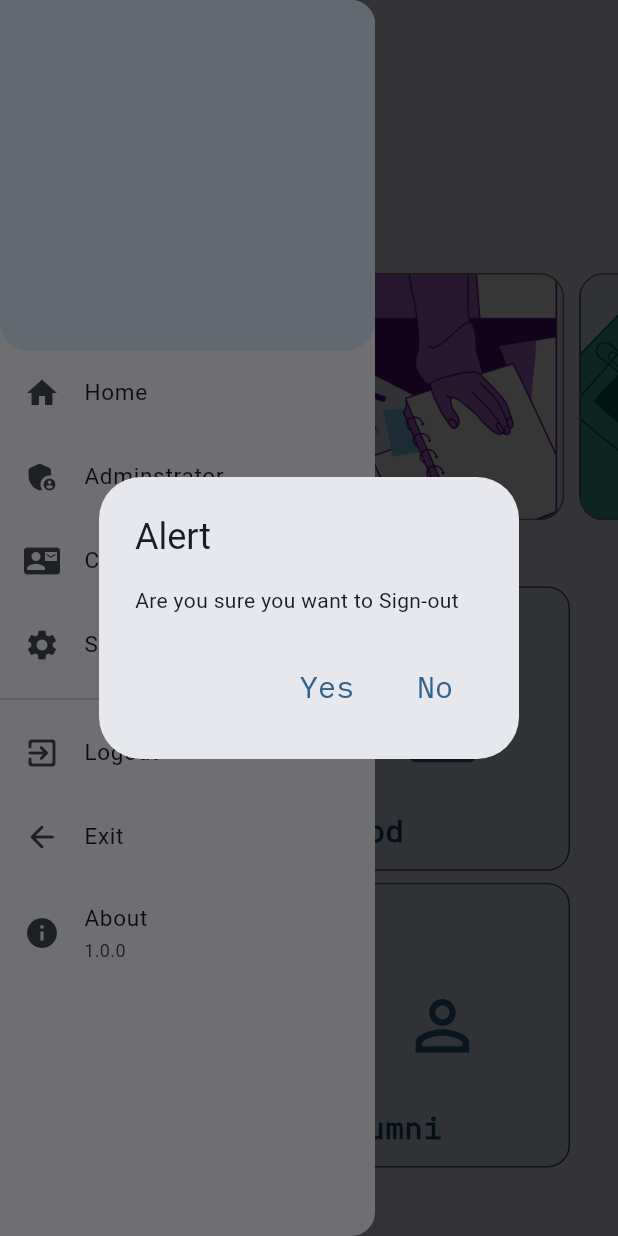
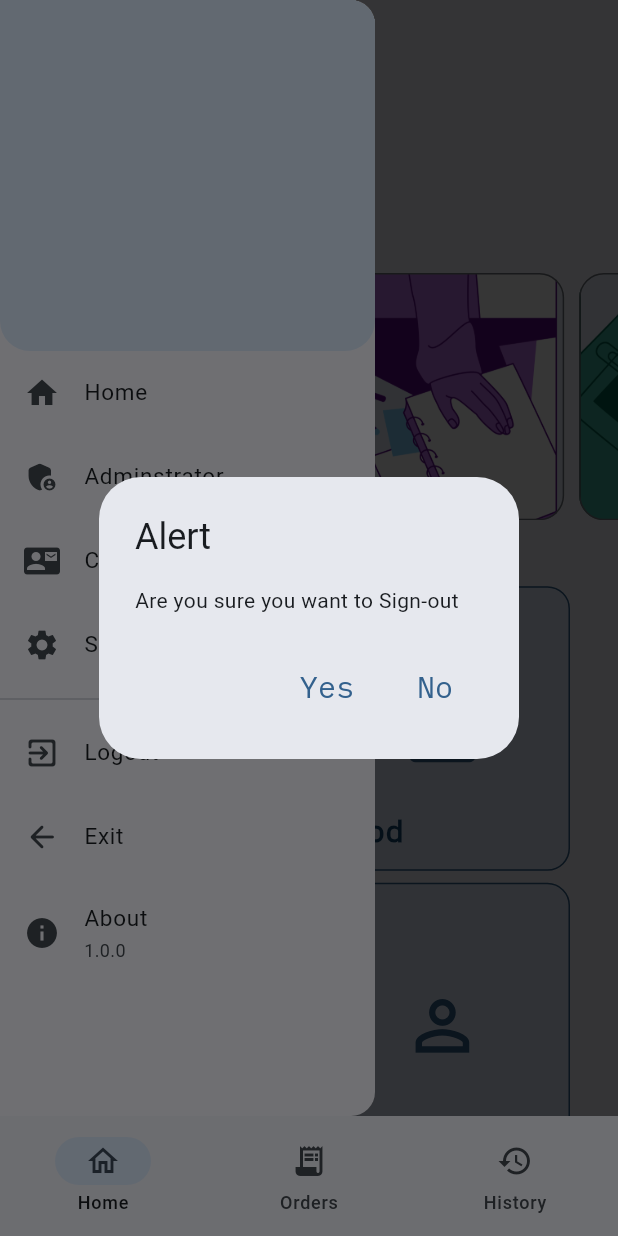
Before and after one commit to Cscreed3131/cliff, a Flutter app: the AppDrawer widget shown alone on an empty page, opened directly, after a tap on "Home", after a tap on the "menu" icon, after a tap on "Logout", on a phone screen of 412 x 824 dp. Run offline on Flutter 3.47's test engine with Material 2 defaults, Android fonts, the phone set to English and light mode, and no system bars; drawn by our look-alikes of carousel_slider, dynamic_color; our stand-ins replace animate_do, cloud_firestore, firebase_auth, firebase_core, firebase_storage, flutter_riverpod and 1 more; accounts and stored records are empty; network calls fail.

Commit message:
fiexed a bug where bottom bar was not showing

```diff
--- a/lib/screens/Auth/auth_screen.dart
+++ b/lib/screens/Auth/auth_screen.dart
@@ -1,4 +1,4 @@
-import 'package:cliff/screens/Home/home_screen.dart';
+import 'package:cliff/widgets/homescreenwidget/bottom_navigation_bar.dart';
 import 'package:flutter/material.dart';
 import 'package:firebase_auth/firebase_auth.dart';
 import 'package:cliff/screens/Auth/singup_screen.dart';
@@ -184,7 +184,7 @@ class _AuthScreenState extends State<AuthScreen> {
                                     onPressed: () async {
                                       if (await _submit()) {
                                         Navigator.of(context).popAndPushNamed(
-                                            HomeScreen.routeName);
+                                            HomePage.routeName);
                                       }
                                     },
                                     child: Text(
--- a/lib/screens/Home/home_screen.dart
+++ b/lib/screens/Home/home_screen.dart
@@ -5,8 +5,6 @@ import 'package:flutter/material.dart';
 
 class HomeScreen extends StatefulWidget {
   const HomeScreen({super.key});
-
-  static const routeName = '/home';
 
   @override
   State<HomeScreen> createState() => _HomeScreenState();
--- a/lib/widgets/homescreenwidget/app_drawer.dart
+++ b/lib/widgets/homescreenwidget/app_drawer.dart
@@ -1,3 +1,4 @@
+import 'package:cliff/widgets/homescreenwidget/bottom_navigation_bar.dart';
 import 'package:cloud_firestore/cloud_firestore.dart';
 import 'package:flutter/services.dart';
 import 'package:flutter/material.dart';
@@ -5,7 +6,6 @@ import 'package:firebase_auth/firebase_auth.dart';
 
 import 'package:cliff/screens/Auth/auth_screen.dart';
 import 'package:cliff/screens/Admin/admin_screen.dart';
-import 'package:cliff/screens/Home/home_screen.dart';
 
 // import 'package:cliff/models/userdetails.dart';
 // use cached Image type and structure this
@@ -100,8 +100,7 @@ class _AppDrawerState extends State<AppDrawer> {
                 ),
               ),
               onTap: () {
-                Navigator.of(context)
-                    .pushReplacementNamed(HomeScreen.routeName);
+                Navigator.of(context).pushReplacementNamed(HomePage.routeName);
               },
             ),
             ListTile(
--- a/lib/widgets/homescreenwidget/bottom_navigation_bar.dart
+++ b/lib/widgets/homescreenwidget/bottom_navigation_bar.dart
@@ -6,6 +6,8 @@ import '../../screens/Home/home_screen.dart';
 
 class HomePage extends StatefulWidget {
   const HomePage({super.key});
+
+  static const routeName = '/home';
 
   @override
   State<HomePage> createState() => _HomePageState();
```
Also changed, not shown: lib/main.dart (+4 -3 lines).
